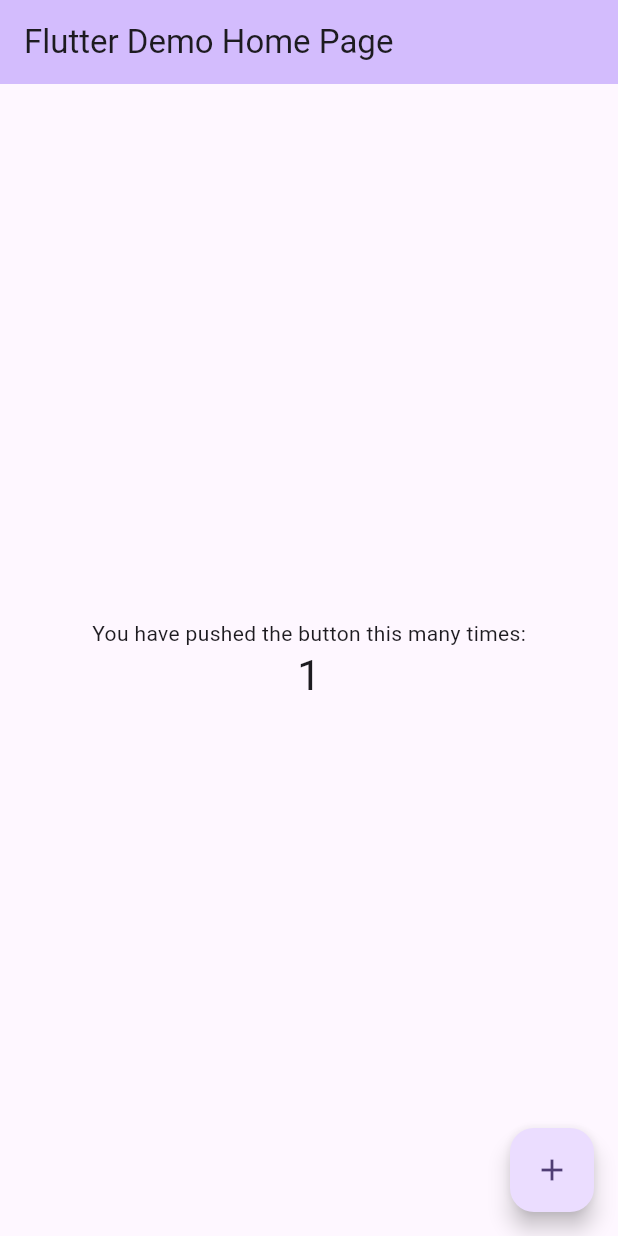
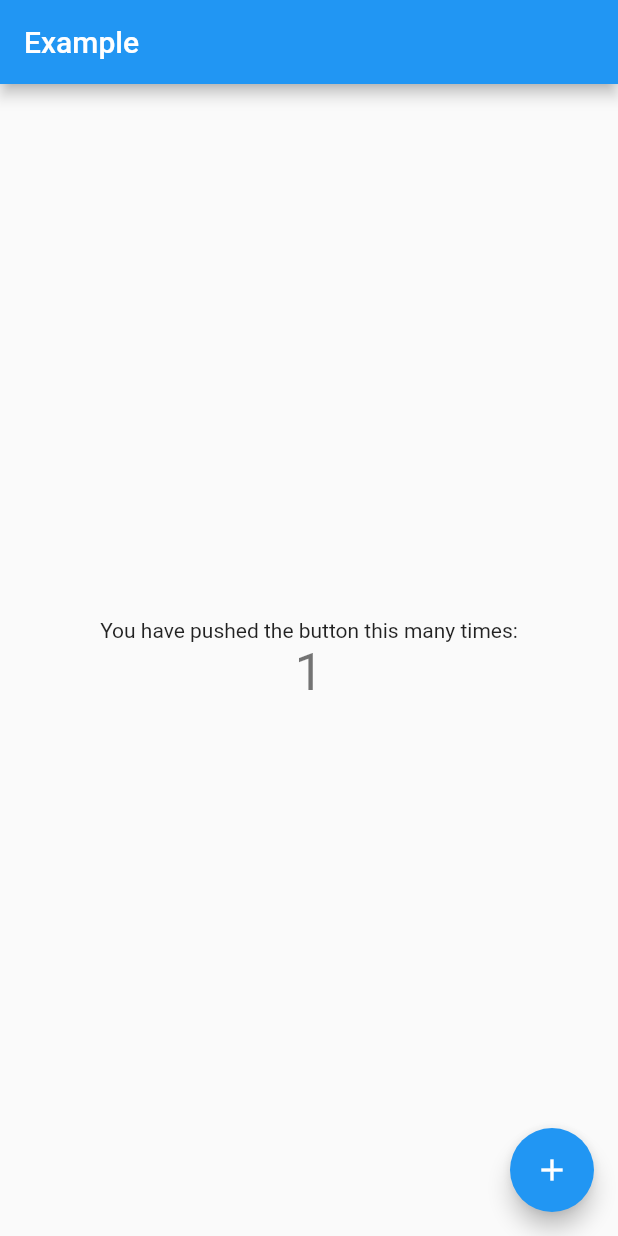
Before and after one commit to sangily/meoru_ide, a Flutter app: the screen it shows after launch, after a tap on the "add" icon, on a phone screen of 412 x 824 dp. Run offline on Flutter 3.47's test engine with Material 2 defaults, Android fonts, the phone set to English and light mode, and no system bars; our stand-ins replace device_preview.

```diff
--- a/analysis_options.yaml
+++ b/analysis_options.yaml
@@ -1,32 +1,11 @@
-# This file configures the analyzer, which statically analyzes Dart code to
-# check for errors, warnings, and lints.
-#
-# The issues identified by the analyzer are surfaced in the UI of Dart-enabled
-# IDEs (https://dart.dev/tools#ides-and-editors). The analyzer can also be
-# invoked from the command line by running `flutter analyze`.
-
-# The following line activates a set of recommended lints for Flutter apps,
-# packages, and plugins designed to encourage good coding practices.
 include: package:flutter_lints/flutter.yaml
 
 linter:
-  # The lint rules applied to this project can be customized in the
-  # section below to disable rules from the `package:flutter_lints/flutter.yaml`
-  # included above or to enable additional rules. A list of all available lints
-  # and their documentation is published at https://dart.dev/lints.
-  #
-  # Instead of disabling a lint rule for the entire project in the
-  # section below, it can also be suppressed for a single line of code
-  # or a specific dart file by using the `// ignore: name_of_lint` and
-  # `// ignore_for_file: name_of_lint` syntax on the line or in the file
-  # producing the lint.
   rules:
     prefer_const_literals_to_create_immutables: false
     avoid_print: false
     prefer_const_constructors: false
     prefer_const_constructors_in_immutables: false
-    # avoid_print: false  # Uncomment to disable the `avoid_print` rule
-    # prefer_single_quotes: true  # Uncomment to enable the `prefer_single_quotes` rule
 
-# Additional information about this file can be found at
-# https://dart.dev/guides/language/analysis-options
+extensions:
+  - provider: true
--- a/lib/main.dart
+++ b/lib/main.dart
@@ -1,77 +1,89 @@
 import 'package:flutter/foundation.dart';
 import 'package:flutter/material.dart';
+import 'package:provider/provider.dart';
 import 'package:device_preview/device_preview.dart';
 
 void main() {
   runApp(
-      DevicePreview(
-          enabled: !kReleaseMode,
-          builder: (context) => const MyApp()
-      )
+    DevicePreview(
+      builder: (context) => MultiProvider(
+        providers: [
+          ChangeNotifierProvider(create: (_) => Counter()),
+        ],
+        child: const MyApp(),
+      ),
+    )
   );
 }
 
+class Counter with ChangeNotifier, DiagnosticableTreeMixin {
+  int _count = 0;
+
+  int get count => _count;
+
+  void increment() {
+    _count++;
+    notifyListeners();
+  }
+
+  @override
+  void debugFillProperties(DiagnosticPropertiesBuilder properties) {
+    super.debugFillProperties(properties);
+    properties.add(IntProperty('count', count));
+  }
+}
+
 class MyApp extends StatelessWidget {
-  const MyApp({super.key});
+  const MyApp({Key? key}) : super(key: key);
 
   @override
   Widget build(BuildContext context) {
-    return MaterialApp(
-      builder: DevicePreview.appBuilder,
-      title: 'Flutter Demo',
-      theme: ThemeData(
-        colorScheme: ColorScheme.fromSeed(seedColor: Colors.deepPurple),
-        useMaterial3: true,
-      ),
-      home: const MyHomePage(title: 'Flutter Demo Home Page'),
+    return const MaterialApp(
+      home: MyHomePage(),
     );
   }
 }
 
-class MyHomePage extends StatefulWidget {
-  const MyHomePage({super.key, required this.title});
-
-  final String title;
-
-  @override
-  State<MyHomePage> createState() => _MyHomePageState();
-}
-
-class _MyHomePageState extends State<MyHomePage> {
-  int _counter = 0;
-
-  void _incrementCounter() {
-    setState(() {
-      _counter++;
-    });
-  }
+class MyHomePage extends StatelessWidget {
+  const MyHomePage({Key? key}) : super(key: key);
 
   @override
   Widget build(BuildContext context) {
     return Scaffold(
       appBar: AppBar(
-        backgroundColor: Theme.of(context).colorScheme.inversePrimary,
-        title: Text(widget.title),
+        title: const Text('Example'),
       ),
-      body: Center(
+      body: const Center(
         child: Column(
+          mainAxisSize: MainAxisSize.min,
           mainAxisAlignment: MainAxisAlignment.center,
           children: <Widget>[
-            const Text(
-              'You have pushed the button this many times:',
-            ),
-            Text(
-              '$_counter',
-              style: Theme.of(context).textTheme.headlineMedium,
-            ),
+            Text('You have pushed the button this many times:'),
+
+            Count(),
           ],
         ),
       ),
       floatingActionButton: FloatingActionButton(
-        onPressed: _incrementCounter,
+        key: const Key('increment_floatingActionButton'),
+
+        onPressed: () => context.read<Counter>().increment(),
         tooltip: 'Increment',
         child: const Icon(Icons.add),
       ),
     );
   }
 }
+
+class Count extends StatelessWidget {
+  const Count({Key? key}) : super(key: key);
+
+  @override
+  Widget build(BuildContext context) {
+    return Text(
+      '${context.watch<Counter>().count}',
+      key: const Key('counterState'),
+      style: Theme.of(context).textTheme.headlineMedium,
+    );
+  }
+}
```
Also changed, not shown: pubspec.yaml (+6 -60 lines), pubspec.lock, 4 other files.
